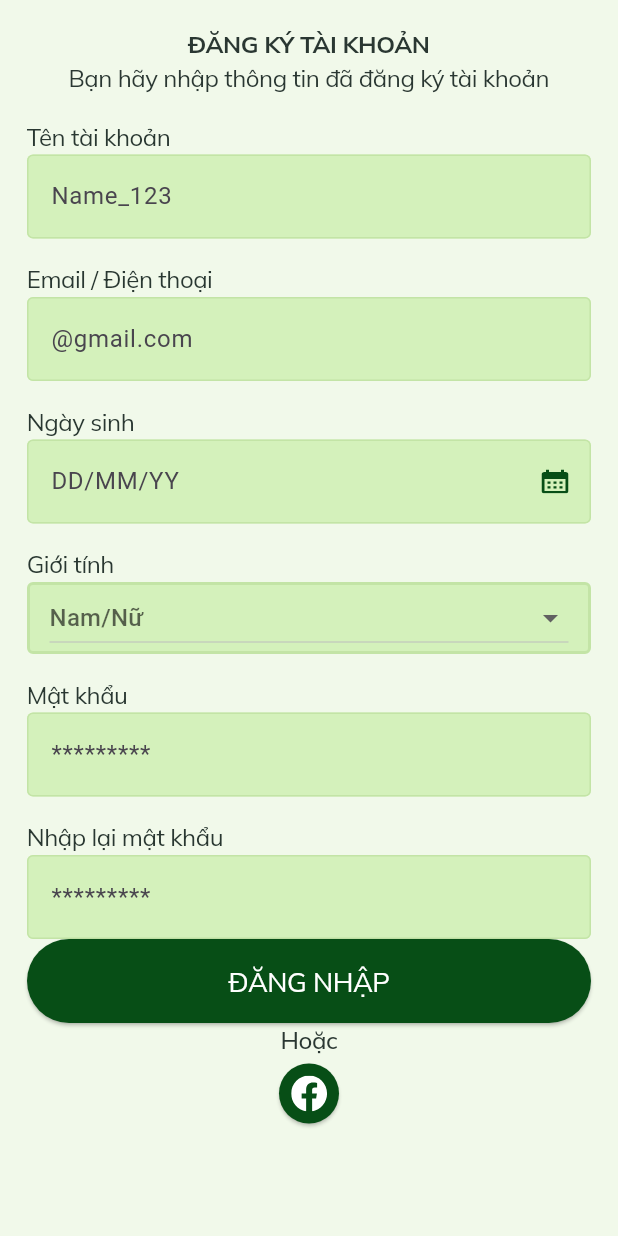
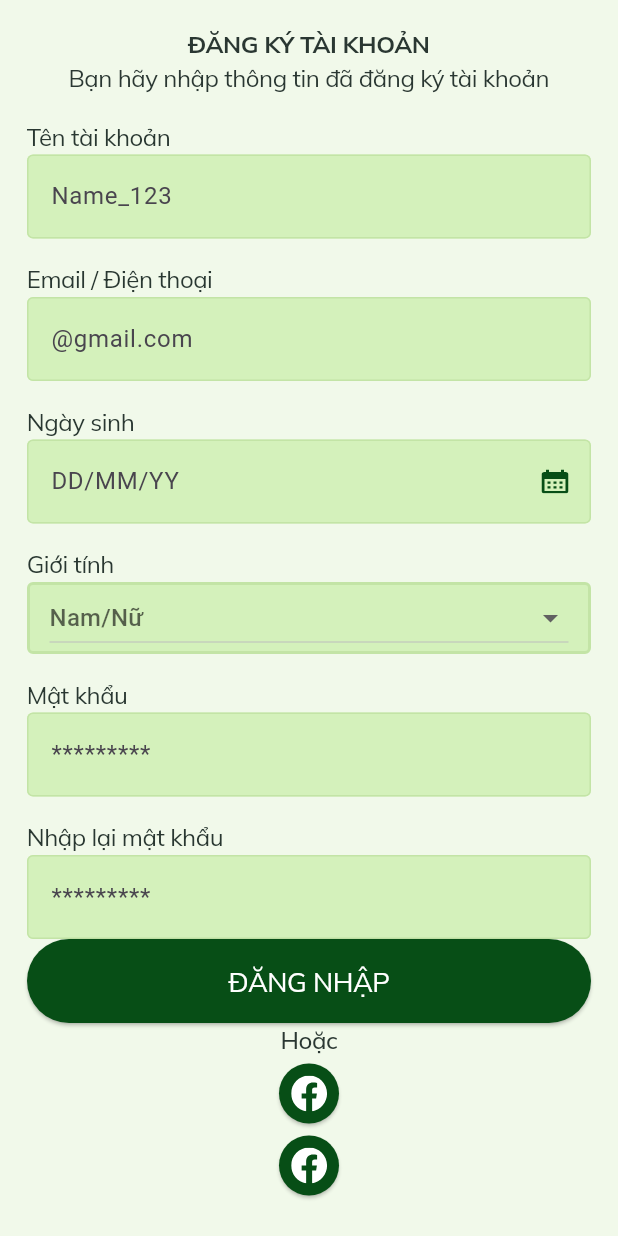
Before and after one commit to TaQuangKhoi/ex_book, a Flutter app: the screen it shows after launch, on a phone screen of 412 x 824 dp. Run offline on Flutter 3.47's test engine with Material 2 defaults, Android fonts, the phone set to English and light mode, and no system bars; our stand-ins replace flutter_svg, google_fonts.

Commit message:
Add Button

```diff
--- a/lib/pages/sign_up_page.dart
+++ b/lib/pages/sign_up_page.dart
@@ -261,6 +261,13 @@ class _SignUpPageState extends State<SignUpPage> {
                       ),
                       onPressed: () {},
                       child: fbLogoSvg),
+                  ElevatedButton(
+                      style: ElevatedButton.styleFrom(
+                        shape: const CircleBorder(),
+                        backgroundColor: Color(ExBookColor.mauChinh1.colorHex),
+                      ),
+                      onPressed: () {},
+                      child: fbLogoSvg),
                 ],
               ),
             ],
```
